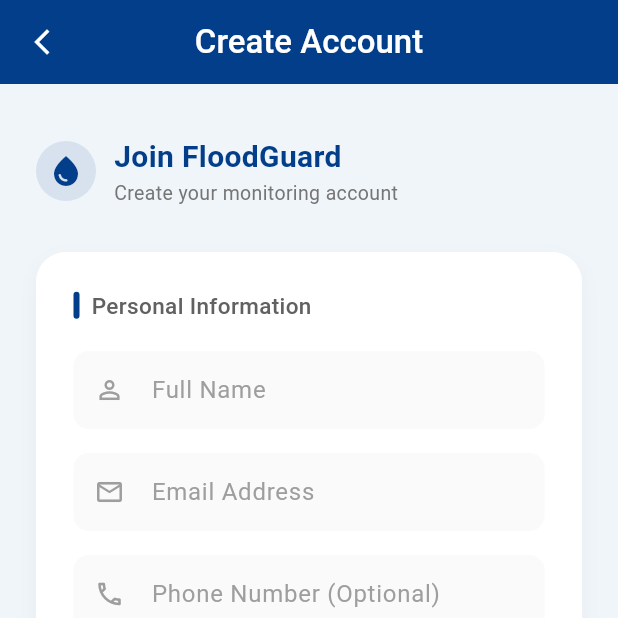
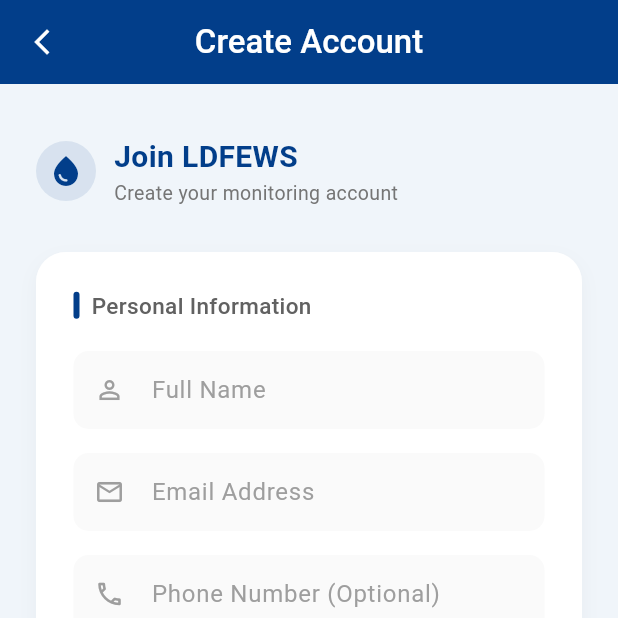
Before and after one commit to fellaspassive/LDFEWS, a Flutter app: the SignUpPage screen opened directly, on a phone screen of 412 x 824 dp, the top half of it. Run offline on Flutter 3.47's test engine with Material 3 defaults, Android fonts, the phone set to English and light mode, and no system bars; our stand-ins replace cloud_firestore, firebase_auth, firebase_core; accounts and stored records are empty.

Commit message:
change Join Floodguard to Join LDFEWS

```diff
--- a/lib/pages/signup.dart
+++ b/lib/pages/signup.dart
@@ -101,7 +101,7 @@ class _SignUpPageState extends State<SignUpPage>{
                       crossAxisAlignment: CrossAxisAlignment.start,
                       children: [
                         const Text(
-                          "Join FloodGuard",
+                          "Join LDFEWS",
                           style: TextStyle(
                             fontSize: 20,
                             fontWeight: FontWeight.w600,
```
